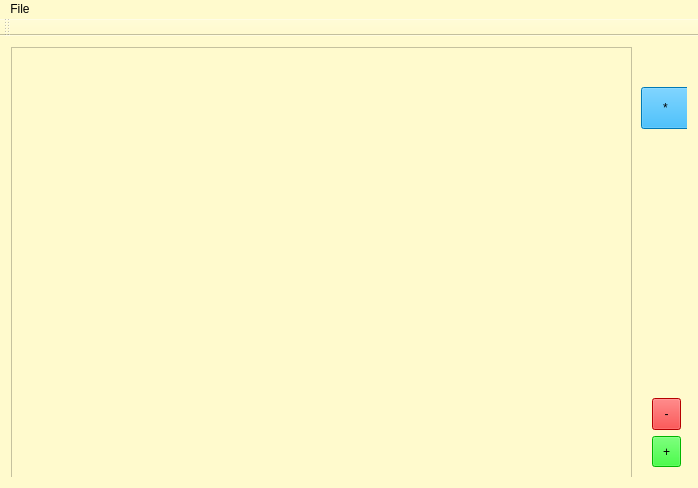
First picture: the form in mainwindow.ui, repository afwilkin/ProjectTracker, before the edit.
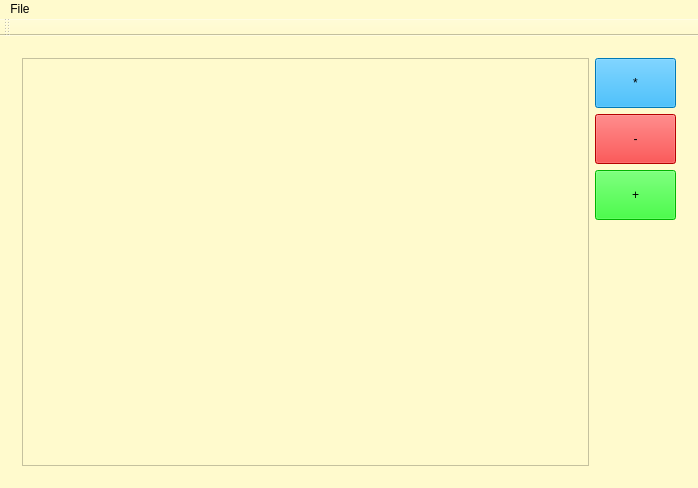
Second picture: the form after the edit.

Patch:
```diff
--- a/mainwindow.ui
+++ b/mainwindow.ui
@@ -20,6 +20,12 @@
    <layout class="QGridLayout" name="gridLayout">
     <item row="0" column="0">
      <widget class="QStackedWidget" name="stackedWidget">
+      <property name="sizePolicy">
+       <sizepolicy hsizetype="Preferred" vsizetype="Preferred">
+        <horstretch>3</horstretch>
+        <verstretch>3</verstretch>
+       </sizepolicy>
+      </property>
       <property name="autoFillBackground">
        <bool>false</bool>
       </property>
@@ -136,34 +142,53 @@
        </layout>
       </widget>
       <widget class="QWidget" name="page_2">
+       <layout class="QGridLayout" name="gridLayout_4">
+        <item row="0" column="0" rowspan="4">
        <widget class="QListWidget" name="listWidget">
-        <property name="geometry">
-         <rect>
-          <x>0</x>
-          <y>0</y>
-          <width>621</width>
-          <height>431</height>
-         </rect>
-        </property>
-       </widget>
-       <widget class="QWidget" name="layoutWidget">
-        <property name="geometry">
-         <rect>
-          <x>630</x>
-          <y>340</y>
-          <width>51</width>
-          <height>91</height>
-         </rect>
-        </property>
-        <layout class="QVBoxLayout" name="verticalLayout">
-         <item>
+          <property name="sizePolicy">
+           <sizepolicy hsizetype="Expanding" vsizetype="Expanding">
+            <horstretch>7</horstretch>
+            <verstretch>0</verstretch>
+           </sizepolicy>
+          </property>
+         </widget>
+        </item>
+        <item row="0" column="1">
+         <widget class="QToolButton" name="resolve">
+          <property name="sizePolicy">
+           <sizepolicy hsizetype="Preferred" vsizetype="Preferred">
+            <horstretch>1</horstretch>
+            <verstretch>0</verstretch>
+           </sizepolicy>
+          </property>
+          <property name="minimumSize">
+           <size>
+            <width>50</width>
+            <height>50</height>
+           </size>
+          </property>
+          <property name="styleSheet">
+           <string notr="true">background: rgb(0, 170, 255)</string>
+          </property>
+          <property name="text">
+           <string>*</string>
+          </property>
+         </widget>
+        </item>
+        <item row="1" column="1">
           <widget class="QToolButton" name="delete_2">
            <property name="sizePolicy">
-            <sizepolicy hsizetype="Expanding" vsizetype="Expanding">
-             <horstretch>0</horstretch>
+           <sizepolicy hsizetype="Preferred" vsizetype="Preferred">
+            <horstretch>1</horstretch>
              <verstretch>0</verstretch>
             </sizepolicy>
            </property>
+          <property name="minimumSize">
+           <size>
+            <width>50</width>
+            <height>50</height>
+           </size>
+          </property>
            <property name="styleSheet">
             <string notr="true">background: rgb(255, 0, 0)</string>
            </property>
@@ -172,14 +197,23 @@
            </property>
           </widget>
          </item>
-         <item>
+        <item row="2" column="1">
           <widget class="QToolButton" name="add">
+          <property name="enabled">
+           <bool>true</bool>
+          </property>
            <property name="sizePolicy">
-            <sizepolicy hsizetype="Expanding" vsizetype="Expanding">
-             <horstretch>0</horstretch>
+           <sizepolicy hsizetype="Preferred" vsizetype="Preferred">
+            <horstretch>1</horstretch>
              <verstretch>0</verstretch>
             </sizepolicy>
            </property>
+          <property name="minimumSize">
+           <size>
+            <width>50</width>
+            <height>50</height>
+           </size>
+          </property>
            <property name="styleSheet">
             <string notr="true">background: rgb(0, 255, 0)</string>
            </property>
@@ -188,30 +222,23 @@
            </property>
           </widget>
          </item>
-        </layout>
-       </widget>
-       <widget class="QToolButton" name="resolve">
-        <property name="geometry">
-         <rect>
-          <x>630</x>
-          <y>40</y>
-          <width>49</width>
-          <height>42</height>
-         </rect>
-        </property>
-        <property name="sizePolicy">
-         <sizepolicy hsizetype="Expanding" vsizetype="Expanding">
-          <horstretch>0</horstretch>
-          <verstretch>0</verstretch>
-         </sizepolicy>
-        </property>
-        <property name="styleSheet">
-         <string notr="true">background: rgb(0, 170, 255)</string>
-        </property>
-        <property name="text">
-         <string>*</string>
-        </property>
-       </widget>
+        <item row="3" column="1">
+         <spacer name="verticalSpacer">
+          <property name="orientation">
+           <enum>Qt::Vertical</enum>
+          </property>
+          <property name="sizeType">
+           <enum>QSizePolicy::Expanding</enum>
+          </property>
+          <property name="sizeHint" stdset="0">
+           <size>
+            <width>20</width>
+            <height>248</height>
+           </size>
+          </property>
+         </spacer>
+        </item>
+       </layout>
       </widget>
      </widget>
     </item>
```
Lines whose indentation alone changed are shown as unchanged.
